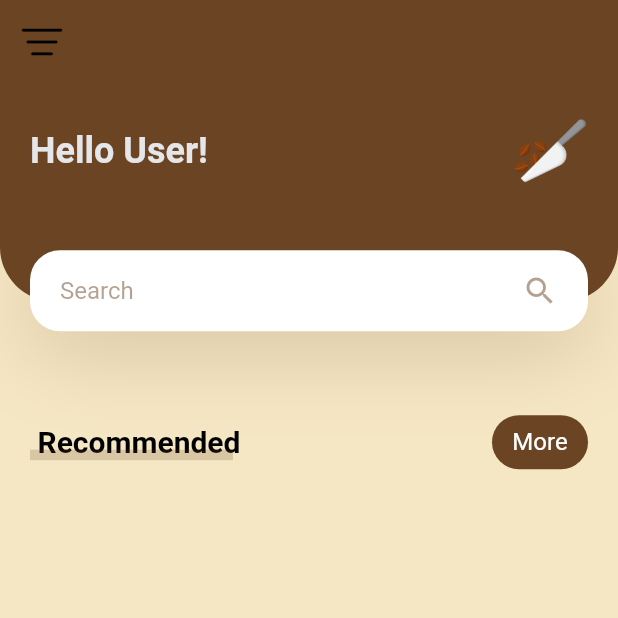
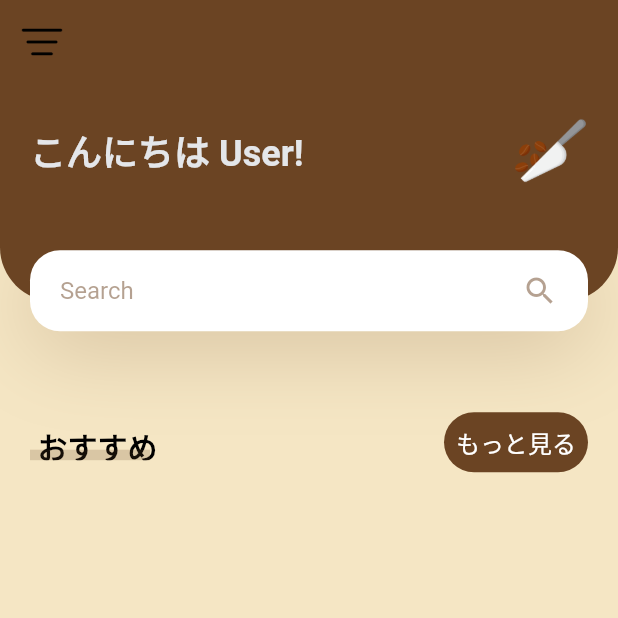
Before and after one commit to shinnkura/coffee_app, a Flutter app: the screen it shows after launch, on a phone screen of 412 x 824 dp, the top half of it. Run offline on Flutter 3.47's test engine with Material 2 defaults, Android fonts, the phone set to English and light mode, and no system bars.

Commit message:
アプリ内に表示する文字を日本語に変更

```diff
--- a/lib/components/body.dart
+++ b/lib/components/body.dart
@@ -16,7 +16,7 @@ class Body extends StatelessWidget {
         children: <Widget>[
           HeaderWithSearchBox(size: size),
           TitleWithMoreBtn(
-            title: 'Recommended',
+            title: 'おすすめ',
             press: () {},
           ),
         ],
--- a/lib/components/header_with_searchbox.dart
+++ b/lib/components/header_with_searchbox.dart
@@ -17,7 +17,7 @@ class HeaderWithSearchBox extends StatelessWidget {
       child: Stack(
         children: <Widget>[
           Container(
-            padding: EdgeInsets.only(
+            padding: const EdgeInsets.only(
               left: kDefaultPadding,
               right: kDefaultPadding,
               bottom: 36 + kDefaultPadding,
@@ -33,7 +33,7 @@ class HeaderWithSearchBox extends StatelessWidget {
             child: Row(
               children: <Widget>[
                 Text(
-                  'Hello User!',
+                  'こんにちは User!',
                   style: Theme.of(context).textTheme.bodyMedium,
                 ),
                 Spacer(),
--- a/lib/components/title_with_more_bttn.dart
+++ b/lib/components/title_with_more_bttn.dart
@@ -35,7 +35,7 @@ class TitleWithMoreBtn extends StatelessWidget {
               ),
             ),
             child: const Text(
-              'More',
+              'もっと見る',
               style: TextStyle(
                 color: Colors.white,
               ),
```
